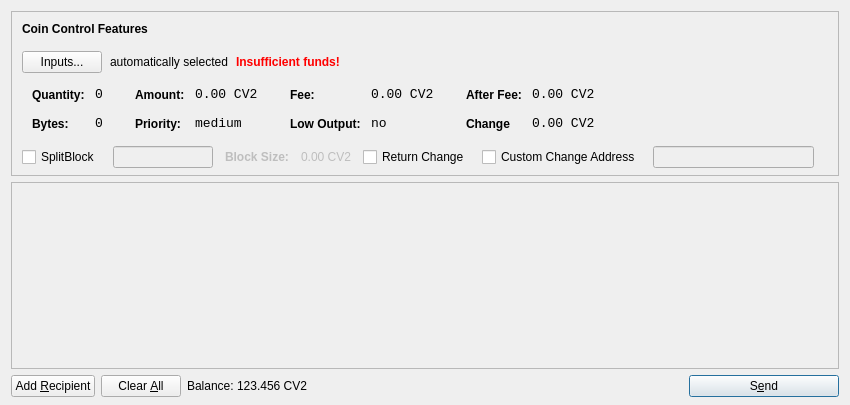
Fly-coin/Fly-coin, file src/qt/forms/sendcoinsdialog.ui: the form before one commit.
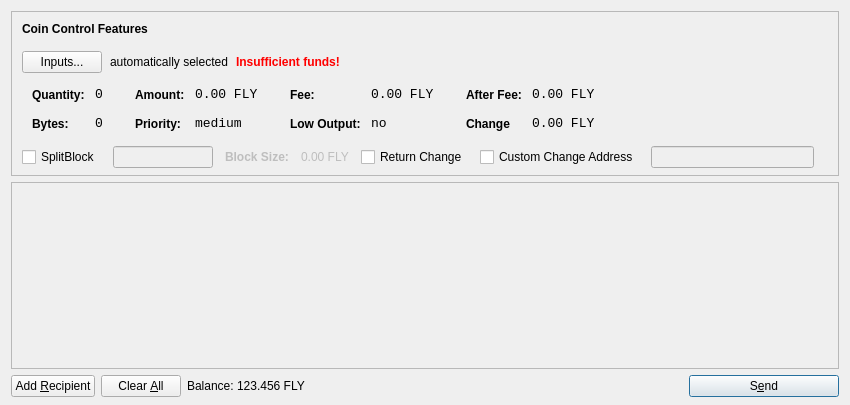
The form after the commit. Icons and pictures are not drawn.

Patch:
```diff
--- a/src/qt/forms/sendcoinsdialog.ui
+++ b/src/qt/forms/sendcoinsdialog.ui
@@ -321,7 +321,7 @@
                   <enum>Qt::ActionsContextMenu</enum>
                  </property>
                  <property name="text">
-                  <string>0.00 CV2</string>
+                  <string>0.00 FLY</string>
                  </property>
                  <property name="textInteractionFlags">
                   <set>Qt::LinksAccessibleByMouse|Qt::TextSelectableByKeyboard|Qt::TextSelectableByMouse</set>
@@ -407,7 +407,7 @@
                   <enum>Qt::ActionsContextMenu</enum>
                  </property>
                  <property name="text">
-                  <string>0.00 CV2</string>
+                  <string>0.00 FLY</string>
                  </property>
                  <property name="textInteractionFlags">
                   <set>Qt::LinksAccessibleByMouse|Qt::TextSelectableByKeyboard|Qt::TextSelectableByMouse</set>
@@ -496,7 +496,7 @@
                   <enum>Qt::ActionsContextMenu</enum>
                  </property>
                  <property name="text">
-                  <string>0.00 CV2</string>
+                  <string>0.00 FLY</string>
                  </property>
                  <property name="textInteractionFlags">
                   <set>Qt::LinksAccessibleByMouse|Qt::TextSelectableByKeyboard|Qt::TextSelectableByMouse</set>
@@ -528,7 +528,7 @@
                   <enum>Qt::ActionsContextMenu</enum>
                  </property>
                  <property name="text">
-                  <string>0.00 CV2</string>
+                  <string>0.00 FLY</string>
                  </property>
                  <property name="textInteractionFlags">
                   <set>Qt::LinksAccessibleByMouse|Qt::TextSelectableByKeyboard|Qt::TextSelectableByMouse</set>
@@ -605,7 +605,7 @@
              <bool>false</bool>
             </property>
             <property name="text">
-             <string>0.00 CV2</string>
+             <string>0.00 FLY</string>
             </property>
            </widget>
           </item>
@@ -796,7 +796,7 @@
           <cursorShape>IBeamCursor</cursorShape>
          </property>
          <property name="text">
-          <string>123.456 CV2</string>
+          <string>123.456 FLY</string>
          </property>
          <property name="textInteractionFlags">
           <set>Qt::LinksAccessibleByMouse|Qt::TextSelectableByKeyboard|Qt::TextSelectableByMouse</set>
```
